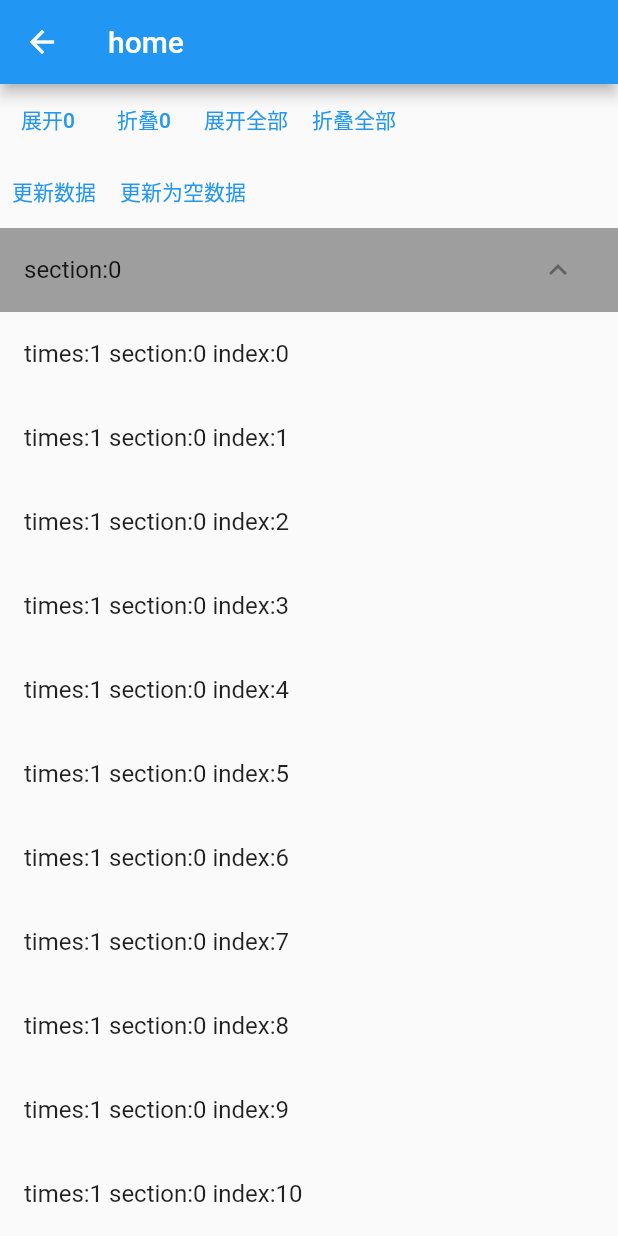
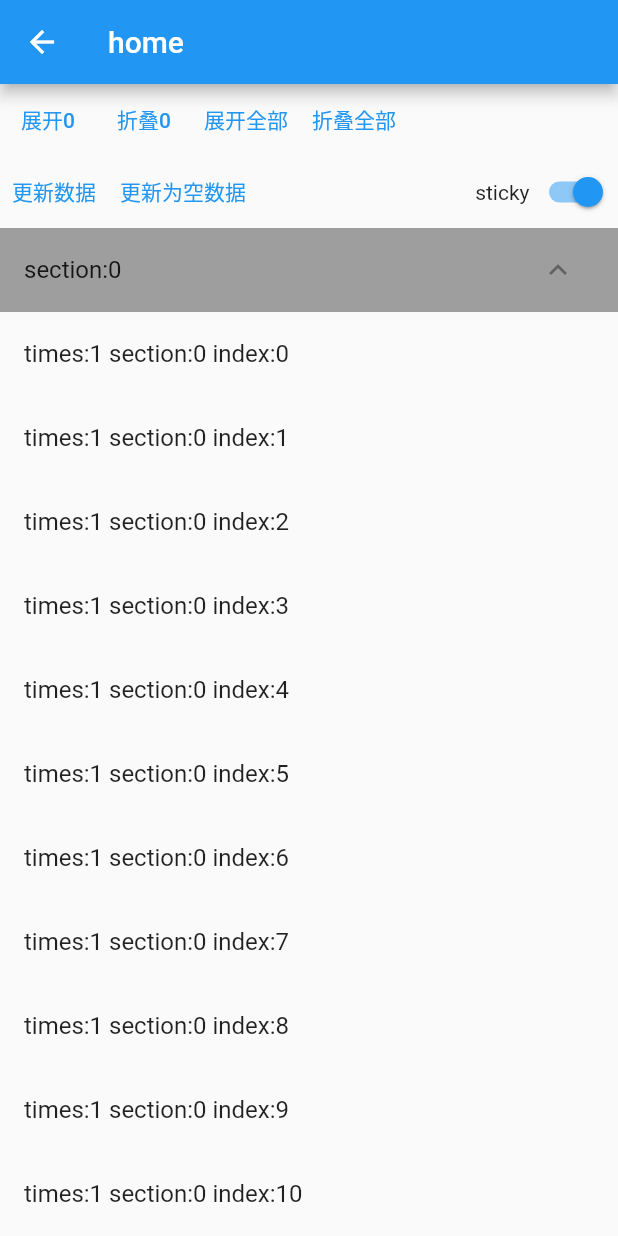
Before and after one commit to LuckyJayce/flutter-ExpendableListView, a Flutter app: the Home screen opened directly, on a phone screen of 412 x 824 dp. Run offline on Flutter 3.47's test engine with Material 2 defaults, Android fonts, the phone set to English and light mode, and no system bars.

Commit message:
demo添加 sticky切换

```diff
--- a/lib/main.dart
+++ b/lib/main.dart
@@ -52,7 +52,7 @@ class _HomeState extends State<Home> {
   ExpandableListController controller =
       ExpandableListController(expendAll: true);
   int times = 0;
-  ItemBuilder dataBuilder = ItemBuilder();
+  bool sticky = true;
 
   @override
   void initState() {
@@ -98,20 +98,31 @@ class _HomeState extends State<Home> {
                     data = buildData();
                   });
                 },
-                  child: Text('更新数据')),
+                child: Text('更新数据'),
+              ),
               TextButton(
                 onPressed: () {
                   setState(() {
                     data.clear();
                   });
                 },
-                  child: Text('更新为空数据')),
+                child: Text('更新为空数据'),
+              ),
+              Spacer(),
+              Text('sticky'),
+              Switch(
+                  value: sticky,
+                  onChanged: (value) {
+                    setState(() {
+                      sticky = value;
+                    });
+                  })
             ],
           ),
           Expanded(
             child: ExpendableListView.build(
               controller: controller,
-              sticky: true,
+              sticky: sticky,
               builder: ExpendableItemBuilder.build(
                 sectionCount: () => data.length,
                 sectionChildrenCount: (sectionIndex) =>
```
Lines whose indentation alone changed are shown as unchanged.
